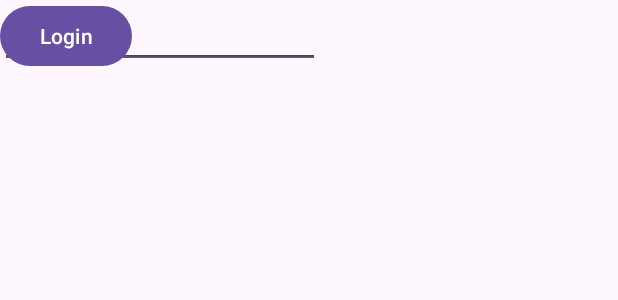
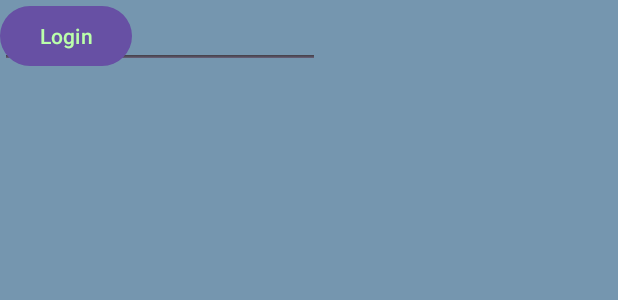
Before and after one commit to priyanshu1019/ADD-ASSIGNMENT-3-AND-5, an Android app: the layout activity_main.xml on its own in the app's theme, with its tools: preview values and no code run, on a phone screen of 412 x 824 dp. Shown: the top 300 px of the screen. Run offline under Robolectric (Android 15) with nearby library versions, the phone set to English and light mode, and no system bars.

Commit message:
used color.xml , textColor , android:color property

```diff
--- a/app/src/main/res/layout/activity_main.xml
+++ b/app/src/main/res/layout/activity_main.xml
@@ -3,6 +3,7 @@
     xmlns:app="http://schemas.android.com/apk/res-auto"
     xmlns:tools="http://schemas.android.com/tools"
     android:id="@+id/main"
+    android:background="#7596AF"
     android:layout_width="match_parent"
     android:layout_height="match_parent"
     tools:context=".MainActivity">
@@ -14,6 +15,7 @@
         android:ems="10"
         android:inputType="text"
         android:hint="Name"
+        android:textColor="@android:color/holo_green_dark"
         tools:layout_editor_absoluteX="52dp"
         tools:layout_editor_absoluteY="202dp" />
 
@@ -32,6 +34,7 @@
         android:layout_width="wrap_content"
         android:layout_height="wrap_content"
         android:text="Login"
+        android:textColor="@color/myColor"
         tools:layout_editor_absoluteX="58dp"
         tools:layout_editor_absoluteY="399dp" />
 </androidx.constraintlayout.widget.ConstraintLayout>
--- a/app/src/main/res/values/colors.xml
+++ b/app/src/main/res/values/colors.xml
@@ -2,4 +2,5 @@
 <resources>
     <color name="black">#FF000000</color>
     <color name="white">#FFFFFFFF</color>
+    <color name="myColor">#bfa</color>
 </resources>
```
